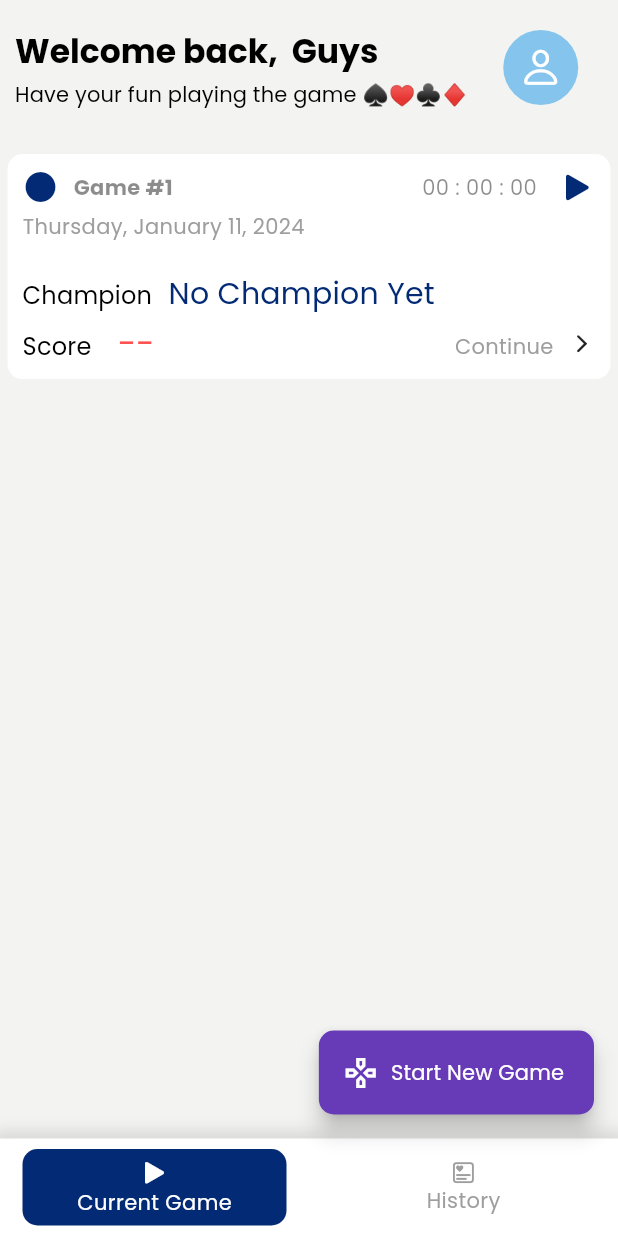
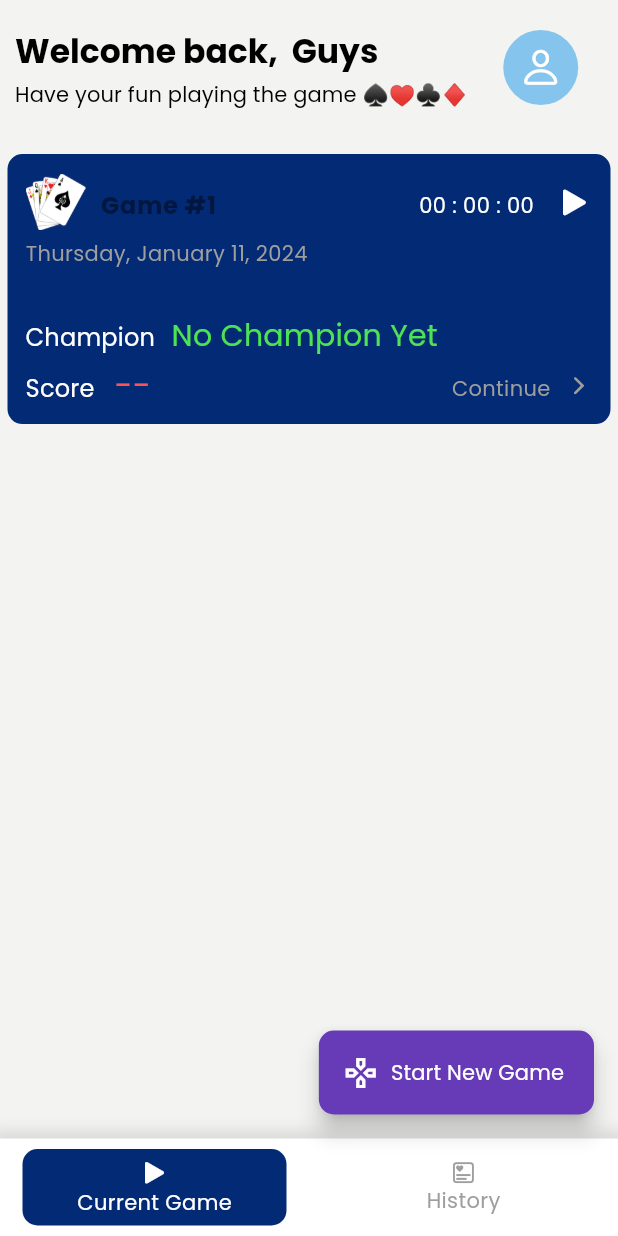
Before and after one commit to aymansainshy/game_record, a Flutter app: the screen it shows after launch, on a phone screen of 412 x 824 dp. Run offline on Flutter 3.47's test engine with Material 3 defaults, Android fonts, the phone set to English and light mode, and no system bars; our stand-ins replace bloc, dio, equatable, flutter_bloc, get_it, go_router and 2 more.

Commit message:
Add logo - Update game Colors

```diff
--- a/lib/app.dart
+++ b/lib/app.dart
@@ -48,7 +48,7 @@ class MyApp extends StatelessWidget {
             }
             return AnimatedSplashView(
               duration: 500,
-              imagePath: AssetsUtils.appLogo,
+              imagePath: AssetsUtils.cardImage,
             );
           },
         ),
--- a/lib/src/core/widgets/splash_view.dart
+++ b/lib/src/core/widgets/splash_view.dart
@@ -2,6 +2,7 @@ import 'package:flutter/material.dart';
 import 'package:flutter_bloc/flutter_bloc.dart';
 import 'package:hareeg/src/core/on-app-started-bloc/on_app_started_bloc.dart';
 import 'package:hareeg/src/theme/app_theme.dart';
+import 'package:hareeg/src/utils/assets_helper.dart';
 
 late int _duration;
 late String _imagePath;
@@ -82,10 +83,7 @@ class AnimatedSplashState extends State<AnimatedSplashView> with SingleTickerPro
                       padding: const EdgeInsets.all(30),
                       height: mediaQuery.height / 3.5,
                       width: mediaQuery.width,
-                      child: Icon(
-                        Icons.fireplace_rounded,
-                        color: Theme.of(context).primaryColor,
-                      ),
+                      child: Image.asset(_imagePath),
                     ),
                   ),
                   const SizedBox(height: 20),
--- a/lib/src/features/games/data/model/game_model.dart
+++ b/lib/src/features/games/data/model/game_model.dart
@@ -2,32 +2,64 @@ enum GameStatus { currentPlaying, paused, completed }
 
 class Game {
   final int id;
-  late List<Player> players;
+  late GameStatus status;
+  late List<GamePlayer> players;
   late int? champion;
-  late List<Round>? rounds;
-  late GameStatus status;
 
   Game({
     required this.id,
     required this.players,
     this.champion,
-    this.rounds,
     this.status = GameStatus.currentPlaying,
   });
 
-  double? totalPlayerScore(int? playerId) {
-    late double? totalScore = 0.0;
+  void addGamePlayer(GamePlayer gamePlayer) {
+    this.players.add(gamePlayer);
+  }
 
-    late List<PlayerScore?>? playerScores = [];
+  void changeGameStatus(GameStatus gameStatus) {
+    this.status = gameStatus;
+  }
 
-    rounds?.forEach((round) {
-      final loadedScores = round.playerScore?.where((pScore) => pScore?.playerId == playerId).toList();
-      playerScores = loadedScores;
+  GamePlayer? getGameChampion(int? id) {
+    return players.firstWhere((player) => player.player.id.toString() == id.toString());
+  }
+
+// int totalPlayerScore(int? id) {
+//   late int totalScore = 0;
+//
+//   final GamePlayer gamePlayer = players.firstWhere((player) => player.player.id.toString() == id.toString());
+//   gamePlayer.playerScore?.rounds?.forEach((round) {
+//     totalScore = totalScore + round.score!;
+//   });
+//
+//   return totalScore;
+// }
+}
+
+class GamePlayer {
+  final Player player;
+  final PlayerScore? playerScore;
+
+  GamePlayer({
+    required this.player,
+    this.playerScore,
+  });
+
+  void addScore(int? score, int roundNumber) {
+    this.playerScore?.rounds?.add(Round(
+          roundNumber: roundNumber,
+          score: score,
+        ));
+  }
+
+  int totalPlayerScore() {
+    late int totalScore = 0;
+
+    playerScore?.rounds?.forEach((round) {
+      totalScore = totalScore + round.score!;
     });
 
-    final scores = playerScores?.map((playerScore) => playerScore?.score).toList();
-
-    totalScore = scores?.fold(0.0, (previousValue, score) => previousValue + score!);
     return totalScore;
   }
 }
@@ -44,28 +76,19 @@ class Player {
 
 class Round {
   final int roundNumber;
-  final List<PlayerScore?>? playerScore;
-  late double? totalScore;
+  final int? score;
 
   Round({
     required this.roundNumber,
-    required this.playerScore,
+    this.score = 0,
   });
-
-// double? totalPlayerScore(int playerId) {
-//   late double? totalScore = 0.0;
-//   final playerScores = playerScore?.where((playerScore) => playerScore?.playerId.toString() == playerId.toString()).toList();
-//   totalScore = playerScores?.fold(0.0, (previousValue, playerScores) => previousValue + playerScores!.score);
-//   return totalScore;
-// }
 }
 
 class PlayerScore {
-  final int playerId;
-  final double score;
+  final List<Round>? rounds;
+  late int? totalScore;
 
   PlayerScore({
-    required this.playerId,
-    this.score = 0.0,
+    this.rounds,
   });
 }
--- a/lib/src/features/games/views/game_board_details.dart
+++ b/lib/src/features/games/views/game_board_details.dart
@@ -20,6 +20,7 @@ class GameBoardDetailsView extends StatelessWidget {
     return Scaffold(
       appBar: AppBar(
         automaticallyImplyLeading: true,
+        backgroundColor: Theme.of(context).colorScheme.background,
       ),
       body: SizedBox(
         height: mediaQuery.height,
@@ -32,7 +33,7 @@ class GameBoardDetailsView extends StatelessWidget {
               "${hoursStr} : ${minutesStr} : ${secondsStr}",
               maxLines: 1,
               overflow: TextOverflow.ellipsis,
-              style: Theme.of(context).textTheme.displayMedium?.copyWith(
+              style: Theme.of(context).textTheme.displayLarge?.copyWith(
                     color: Colors.black45,
                   ),
             ),
@@ -42,7 +43,7 @@ class GameBoardDetailsView extends StatelessWidget {
                   case GameTimerInitial():
                     return GestureDetector(
                       onTap: () {
-                        context.read<GameTimerBloc>().add(TimerStarted(duration: 799));
+                        context.read<GameTimerBloc>().add(TimerStarted(duration: 60));
                       },
                       child: Icon(
                         CupertinoIcons.play_arrow_solid,
--- a/lib/src/features/games/views/widgets/game_item_widget.dart
+++ b/lib/src/features/games/views/widgets/game_item_widget.dart
@@ -6,6 +6,7 @@ import 'package:hareeg/src/features/games/data/model/game_model.dart';
 import 'package:hareeg/src/features/games/views/blocs/game-timer-bloc/game_timer_bloc.dart';
 import 'package:hareeg/src/router/app_router.dart';
 import 'package:hareeg/src/theme/app_theme.dart';
+import 'package:hareeg/src/utils/assets_helper.dart';
 import 'package:intl/intl.dart';
 
 class GameItemWidget extends StatelessWidget {
@@ -32,12 +33,16 @@ class GameItemWidget extends StatelessWidget {
         context.push(RouteName.gameBoard);
       },
       child: Container(
-        height: 150,
+        height: 180,
         width: double.infinity,
         margin: const EdgeInsets.all(5),
         padding: const EdgeInsets.all(10),
         decoration: BoxDecoration(
-          color: Theme.of(context).cardColor,
+          color: game?.status == GameStatus.completed ? Theme.of(context).cardColor : AppColors.primaryColorHex,
+          border: Border.all(
+            width: 2,
+            color: AppColors.primaryColorHex,
+          ),
           borderRadius: const BorderRadius.all(
             Radius.circular(10),
           ),
@@ -51,11 +56,16 @@ class GameItemWidget extends StatelessWidget {
                 Expanded(
                     child: Row(
                   mainAxisAlignment: MainAxisAlignment.start,
-                  crossAxisAlignment: CrossAxisAlignment.start,
+                  crossAxisAlignment: CrossAxisAlignment.center,
                   children: [
-                    Icon(
-                      Icons.circle,
-                      color: AppColors.primaryColorHex,
+                    // Icon(
+                    //   Icons.circle,
+                    //   color: AppColors.primaryColorHex,
+                    // ),
+                    SizedBox(
+                      height: 40,
+                      width: 40,
+                      child: Image.asset(AssetsUtils.cardImage),
                     ),
                     const SizedBox(width: 10),
                     Transform.translate(
@@ -64,7 +74,7 @@ class GameItemWidget extends StatelessWidget {
                         "Game #${game?.id}",
                         maxLines: 1,
                         overflow: TextOverflow.ellipsis,
-                        style: Theme.of(context).textTheme.bodyMedium?.copyWith(
+                        style: Theme.of(context).textTheme.bodyLarge?.copyWith(
                               color: Colors.black45,
                               fontWeight: FontWeight.bold,
                             ),
@@ -75,7 +85,7 @@ class GameItemWidget extends StatelessWidget {
                 Expanded(
                   child: Row(
                     mainAxisAlignment: MainAxisAlignment.end,
-                    crossAxisAlignment: CrossAxisAlignment.start,
+                    crossAxisAlignment: CrossAxisAlignment.center,
                     children: [
                       Transform.translate(
                         offset: const Offset(0, 2),
@@ -84,7 +94,7 @@ class GameItemWidget extends StatelessWidget {
                           maxLines: 1,
                           overflow: TextOverflow.ellipsis,
                           style: Theme.of(context).textTheme.bodyMedium?.copyWith(
-                                color: Colors.black45,
+                                color: game?.status == GameStatus.completed ? Colors.black45 : Colors.white,
                               ),
                         ),
                       ),
@@ -92,7 +102,7 @@ class GameItemWidget extends StatelessWidget {
                       if (game?.status == GameStatus.currentPlaying)
                         Icon(
                           CupertinoIcons.play_arrow_solid,
-                          color: AppColors.primaryColorHex,
+                          color: game?.status == GameStatus.completed ? AppColors.primaryColorHex : Colors.white,
                         ),
                       if (game?.status == GameStatus.completed)
                         Icon(
@@ -111,20 +121,22 @@ class GameItemWidget extends StatelessWidget {
                     color: Colors.grey,
                   ),
             ),
-            const SizedBox(height: 20),
+            const SizedBox(height: 30),
             RichText(
               text: TextSpan(
                 children: [
                   TextSpan(
                     text: "Champion",
-                    style: Theme.of(context).textTheme.titleMedium?.copyWith(),
+                    style: Theme.of(context).textTheme.titleMedium?.copyWith(
+                          color: game?.status == GameStatus.completed ? Colors.black : Colors.white,
+                        ),
                   ),
                   TextSpan(
                     text: game?.champion != null
-                        ? "   👑  ${game?.players[game!.champion!].name}  👑"
+                        ? "   👑  ${game?.getGameChampion(game?.champion)?.player.name}  👑"
                         : "  No Champion Yet",
                     style: Theme.of(context).textTheme.titleMedium?.copyWith(
-                          color: AppColors.primaryColorHex,
+                          color: game?.status == GameStatus.completed ? AppColors.primaryColorHex : Color(0xFF4DE354),
                           fontSize: 20,
                         ),
                   ),
@@ -138,12 +150,14 @@ class GameItemWidget extends StatelessWidget {
                   text: TextSpan(
                     children: [
                       TextSpan(
-                        text: "Score    ",
-                        style: Theme.of(context).textTheme.titleMedium?.copyWith(),
+                        text: "Score   ",
+                        style: Theme.of(context).textTheme.titleMedium?.copyWith(
+                              color: game?.status == GameStatus.completed ? Colors.black : Colors.white,
+                            ),
                       ),
                       TextSpan(
                         text: game?.champion != null
-                            ? "${game?.totalPlayerScore(game?.players[game!.champion!].id)}"
+                            ? "${game?.getGameChampion(game?.champion)?.totalPlayerScore()}"
                             : "--",
                         style: Theme.of(context).textTheme.titleLarge?.copyWith(
                               color: Colors.redAccent,
@@ -171,11 +185,12 @@ class GameItemWidget extends StatelessWidget {
                         ),
                       ),
                       const SizedBox(width: 10),
-                      const RotatedBox(
+                      RotatedBox(
                         quarterTurns: 0,
                         child: Icon(
                           CupertinoIcons.forward,
                           size: 18,
+                          color: game?.status == GameStatus.completed ? Colors.black45 : Colors.grey,
                         ),
                       ),
                     ],
--- a/lib/src/utils/assets_helper.dart
+++ b/lib/src/utils/assets_helper.dart
@@ -1,3 +1,3 @@
 class AssetsUtils {
-  static const appLogo = "assets/images/logo.png";
+  static const cardImage = "assets/images/card.png";
 }
```
Also changed, not shown: lib/src/features/games/data/repository/games_repository.dart (+45 -21 lines), assets/images/card.png (added), assets/images/karrar_icon_lancher.png (deleted), assets/images/logo.png (deleted).
